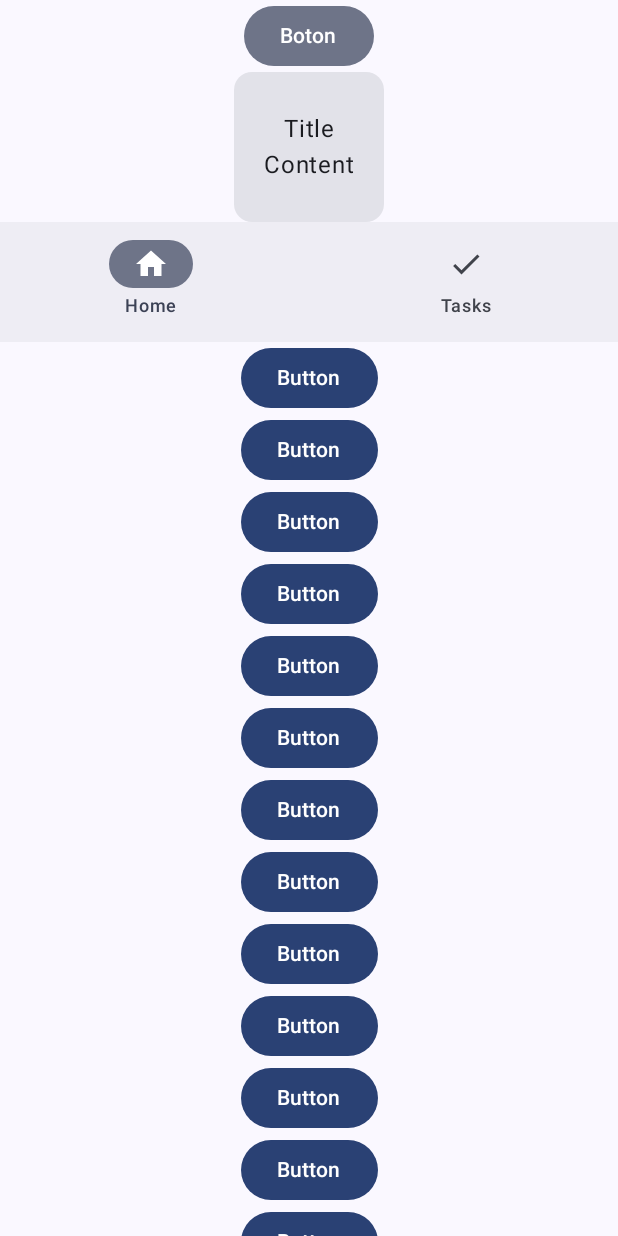
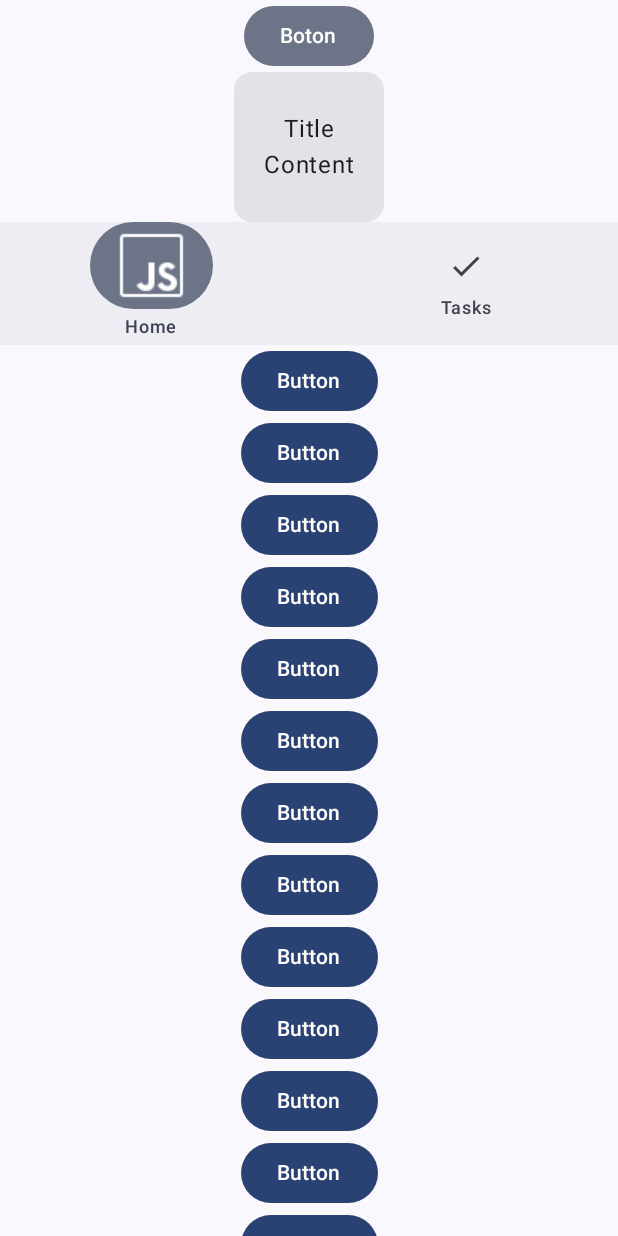
Before and after one commit to rafael1199v/MaterialDesign, an Android app built with Jetpack Compose: the screen it shows after launch (MainActivity), on a phone screen of 412 x 824 dp. Run offline under Robolectric (Android 15) with nearby library versions, the phone set to English and light mode, and no system bars.

```diff
--- a/app/src/main/java/com/example/materialdesigndemo/MainActivity.kt
+++ b/app/src/main/java/com/example/materialdesigndemo/MainActivity.kt
@@ -27,6 +27,7 @@ import androidx.compose.runtime.Composable
 import androidx.compose.ui.Alignment
 import androidx.compose.ui.Modifier
 import androidx.compose.ui.res.painterResource
+import androidx.compose.ui.res.stringResource
 import androidx.compose.ui.tooling.preview.Preview
 import androidx.compose.ui.unit.dp
 import com.example.materialdesigndemo.ui.theme.MaterialDesignDemoTheme
@@ -114,7 +115,10 @@ fun NavigationBarExample(
         NavigationBarItem(
             selected = true,
             icon = {
-                Icon(imageVector = Icons.Default.Home, contentDescription = "Home")
+                Icon(
+                    painter = painterResource(R.drawable.logojs),
+                    contentDescription = stringResource(id = R.string.app_name)
+                )
             },
             label = {
                 Text(text = "Home")
```
